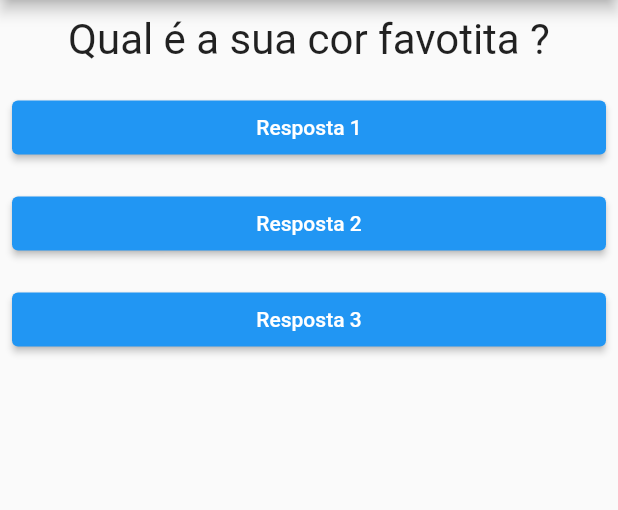
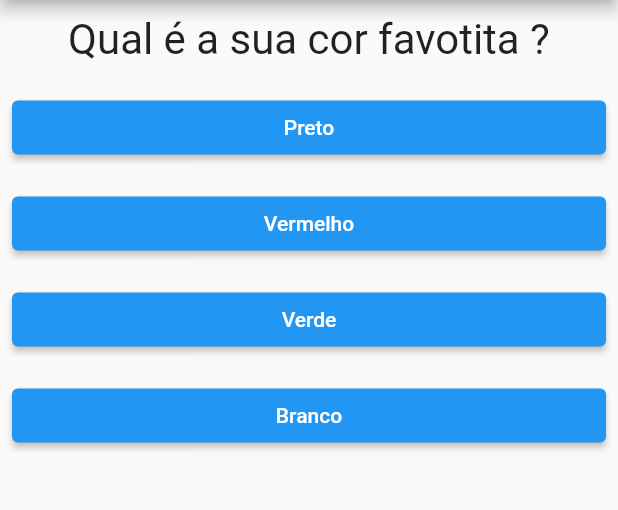
Before and after one commit to Icimm/projeto_perguntas, a Flutter app: the screen it shows after launch, on a phone screen of 412 x 824 dp, the part 84-594 px from its top. Run offline on Flutter 3.47's test engine with Material 2 defaults, Android fonts, the phone set to English and light mode, and no system bars.

Commit message:
frist commit
foram criados botoes

adicao de paddings e mudanças gerais para stateful

adicao de um novo arquivo questao.dart que vai acontecer as mudanças setadas

novo arquivo resposta.dart

mudanças sobre os botoes e funcionalidades

criação de novos atributos,

questionario.dart e resultado.dart

correção de alguns erros e criação de novas funcoes

```diff
--- a/lib/main.dart
+++ b/lib/main.dart
@@ -1,25 +1,14 @@
 
 import 'package:flutter/cupertino.dart';
 import 'package:flutter/material.dart';
-import './questao.dart';
-import './resposta.dart';
+import './questionario.dart';
+import './resultado.dart';
 
-main() {
-runApp(PerguntaApp());
-
-}
+main() => runApp(PerguntaApp());
 
 class _PerguntaAppState extends State<PerguntaApp> {
   var _perguntaSelecionada = 0;
-
-  void _responder() {
-    setState(() {
-      _perguntaSelecionada++;
-    });
-  }
-    @override
-    Widget build(BuildContext context) {
-      final perguntas = [
+  final _perguntas = const [
   {
   'texto':'Qual é a sua cor favotita ?',
   'respostas': ['Preto', 'Vermelho', 'Verde', 'Branco'],
@@ -34,28 +23,41 @@ class _PerguntaAppState extends State<PerguntaApp> {
    }
   ];
 
+  void _responder() {
+    if(temPerguntaSelecionada) {
+      setState(() {
+        _perguntaSelecionada++;
+      });
+    }
+  }
+
+  bool get temPerguntaSelecionada {
+    return _perguntaSelecionada < _perguntas.length;
+  }
+
+    @override
+    Widget build(BuildContext context) {
+
+
       return MaterialApp(
         debugShowCheckedModeBanner: false,
         home: Scaffold(
           appBar: AppBar(
             title: Text('Perguntas'),
           ),
-
-          body: Column(
-            children: [
-              Questao('${perguntas[_perguntaSelecionada]['texto']}'),
-              Resposta('Resposta 1', _responder),
-              Resposta('Resposta 2', _responder),
-              Resposta('Resposta 3', _responder),
-            ],
-          ),
+          body: temPerguntaSelecionada
+               ? Questionario(
+               perguntas: _perguntas,
+               perguntaSelecionada: _perguntaSelecionada,
+               quantoResponder: _responder,
+             )
+              : Resultado(),
           ),
       );
     }
   }
 
  class PerguntaApp extends StatefulWidget {
-
   _PerguntaAppState createState() {
     return _PerguntaAppState();
   }
--- /dev/null
+++ b/lib/questionario.dart
@@ -0,0 +1,33 @@
+import 'package:flutter/material.dart';
+import './questao.dart';
+import './resposta.dart';
+
+
+class Questionario extends StatelessWidget {
+  final List<Map<String,dynamic>> perguntas;
+  final int perguntaSelecionada;
+  final void Function() quantoResponder;
+
+      const Questionario({
+      required this.perguntas,
+      required this.perguntaSelecionada,
+      required this.quantoResponder,
+});
+
+  bool get temPerguntaSelecionada {
+    return perguntaSelecionada < perguntas.length;
+  }
+
+  @override
+  Widget build(BuildContext context) {
+    List <String> respostas =  temPerguntaSelecionada
+        ? perguntas[perguntaSelecionada]['respostas']
+        : null;
+    return Column(
+        children: <Widget>[
+          Questao(perguntas[perguntaSelecionada]['texto']),
+        ...respostas.map((t) => Resposta(t, quantoResponder)).toList(),
+      ],
+    );
+  }
+}
--- /dev/null
+++ b/lib/resultado.dart
@@ -0,0 +1,17 @@
+import 'package:flutter/material.dart';
+
+class Resultado extends StatelessWidget {
+  const Resultado({Key? key}) : super(key: key);
+
+  @override
+  Widget build(BuildContext context) {
+    return  Center(
+        child: Text(
+        'Parabéns!',
+        style: TextStyle(
+        fontSize: 28,
+    ),
+    ),
+    );
+  }
+}
```
Lines whose indentation alone changed are shown as unchanged.
